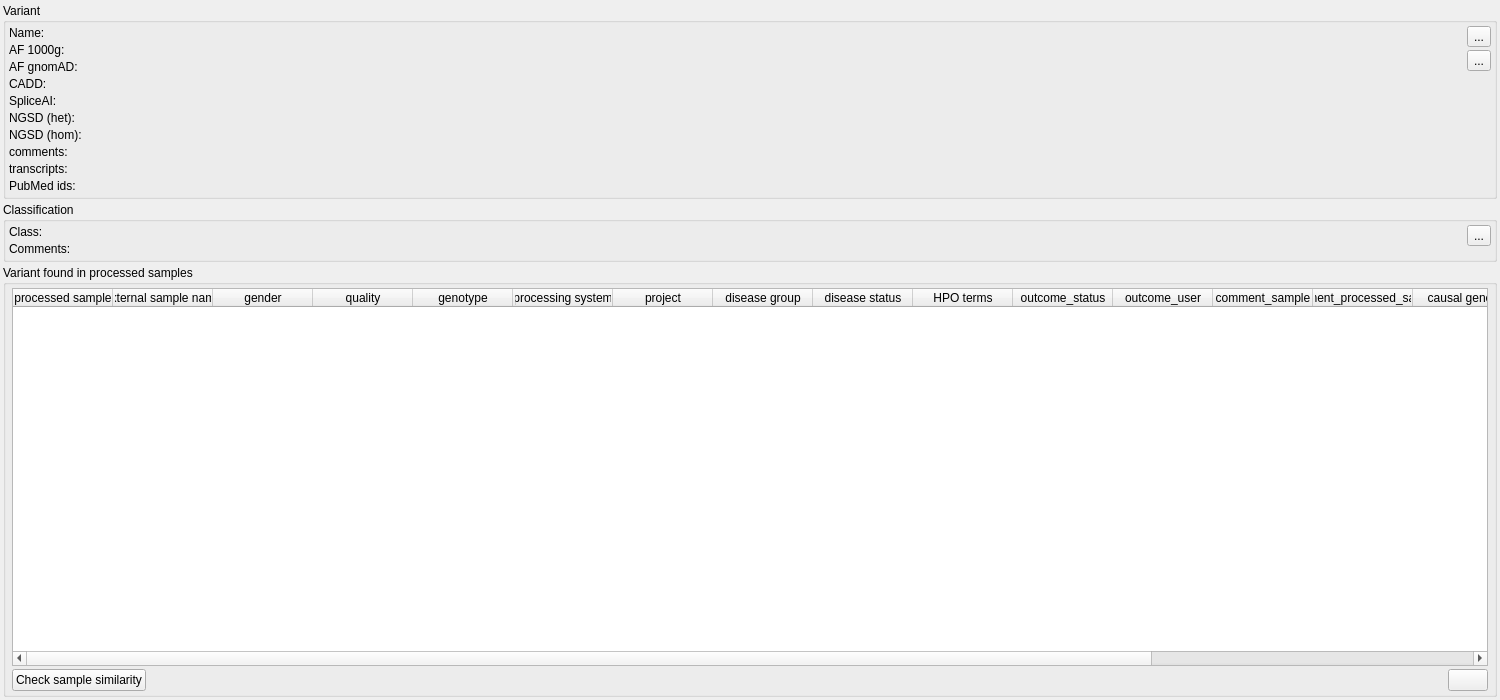
The window that src/GSvar/VariantWidget.ui (imgag/ngs-bits) describes before a commit, drawn with Qt 5.
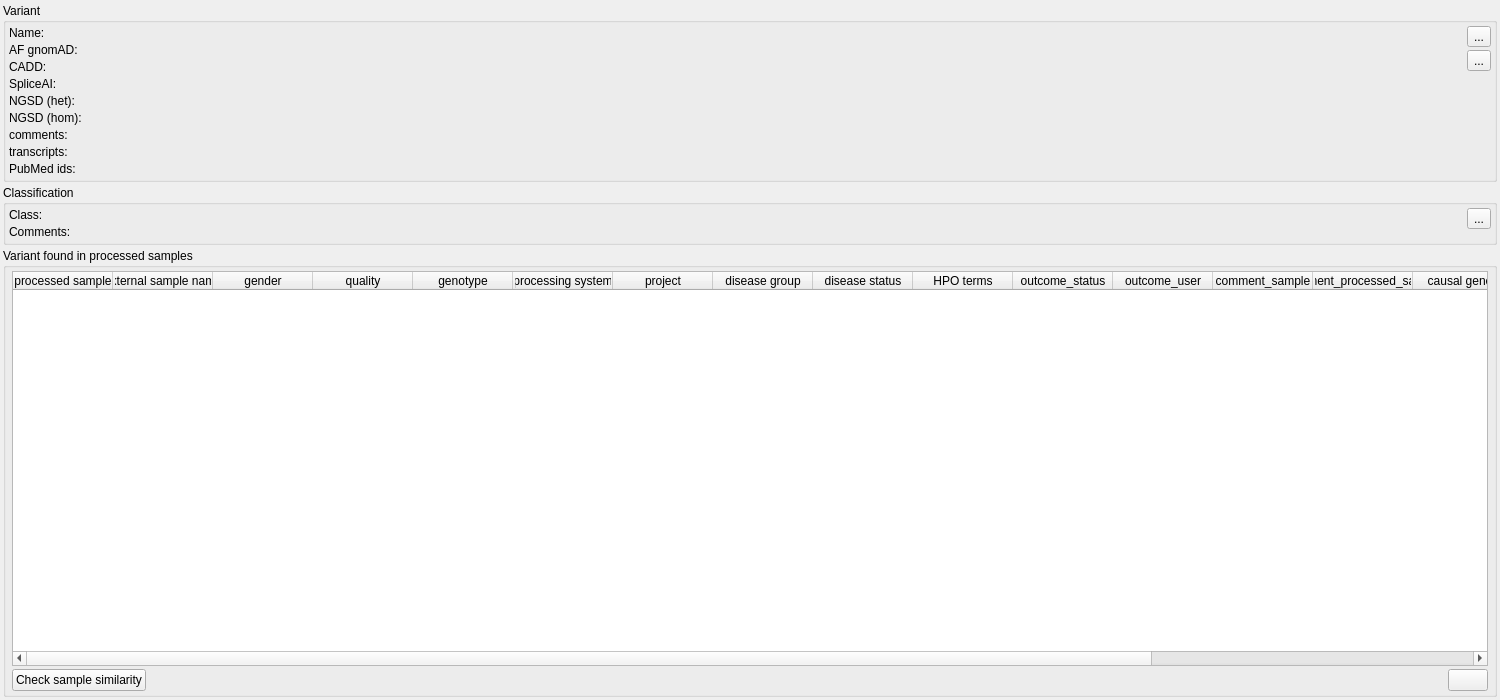
The same window after the commit. Icons and pictures are not drawn.

```diff
--- a/src/GSvar/VariantWidget.ui
+++ b/src/GSvar/VariantWidget.ui
@@ -103,29 +103,6 @@
          </widget>
         </item>
         <item row="1" column="0">
-         <widget class="QLabel" name="label">
-          <property name="text">
-           <string>AF 1000g:</string>
-          </property>
-          <property name="alignment">
-           <set>Qt::AlignLeading|Qt::AlignLeft|Qt::AlignTop</set>
-          </property>
-         </widget>
-        </item>
-        <item row="1" column="1">
-         <widget class="QLabel" name="af_tg">
-          <property name="text">
-           <string/>
-          </property>
-          <property name="openExternalLinks">
-           <bool>false</bool>
-          </property>
-          <property name="textInteractionFlags">
-           <set>Qt::LinksAccessibleByMouse|Qt::TextSelectableByMouse</set>
-          </property>
-         </widget>
-        </item>
-        <item row="2" column="0">
          <widget class="QLabel" name="label_4">
           <property name="text">
            <string>AF gnomAD:</string>
@@ -135,7 +112,7 @@
           </property>
          </widget>
         </item>
-        <item row="2" column="1">
+        <item row="1" column="1">
          <widget class="QLabel" name="af_gnomad">
           <property name="text">
            <string/>
@@ -148,63 +125,63 @@
           </property>
          </widget>
         </item>
-        <item row="3" column="0">
+        <item row="2" column="0">
          <widget class="QLabel" name="label_10">
           <property name="text">
            <string>CADD:</string>
           </property>
          </widget>
         </item>
-        <item row="3" column="1">
+        <item row="2" column="1">
          <widget class="QLabel" name="cadd">
           <property name="text">
            <string/>
           </property>
          </widget>
         </item>
-        <item row="4" column="0">
+        <item row="3" column="0">
          <widget class="QLabel" name="label_11">
           <property name="text">
            <string>SpliceAI:</string>
           </property>
          </widget>
         </item>
-        <item row="4" column="1">
+        <item row="3" column="1">
          <widget class="QLabel" name="spliceai">
           <property name="text">
            <string/>
           </property>
          </widget>
         </item>
-        <item row="5" column="0">
+        <item row="4" column="0">
          <widget class="QLabel" name="label_8">
           <property name="text">
            <string>NGSD (het):</string>
           </property>
          </widget>
         </item>
-        <item row="5" column="1">
+        <item row="4" column="1">
          <widget class="QLabel" name="ngsd_het">
           <property name="text">
            <string/>
           </property>
          </widget>
         </item>
-        <item row="6" column="0">
+        <item row="5" column="0">
          <widget class="QLabel" name="label_9">
           <property name="text">
            <string>NGSD (hom):</string>
           </property>
          </widget>
         </item>
-        <item row="6" column="1">
+        <item row="5" column="1">
          <widget class="QLabel" name="ngsd_hom">
           <property name="text">
            <string/>
           </property>
          </widget>
         </item>
-        <item row="7" column="0">
+        <item row="6" column="0">
          <widget class="QLabel" name="label_7">
           <property name="text">
            <string>comments:</string>
@@ -214,7 +191,7 @@
           </property>
          </widget>
         </item>
-        <item row="7" column="1">
+        <item row="6" column="1">
          <widget class="QLabel" name="comments">
           <property name="maximumSize">
            <size>
@@ -233,7 +210,7 @@
           </property>
          </widget>
         </item>
-        <item row="8" column="0">
+        <item row="7" column="0">
          <widget class="QLabel" name="label_6">
           <property name="text">
            <string>transcripts:</string>
@@ -243,7 +220,7 @@
           </property>
          </widget>
         </item>
-        <item row="8" column="1">
+        <item row="7" column="1">
          <widget class="QLabel" name="transcripts">
           <property name="text">
            <string/>
@@ -256,7 +233,7 @@
           </property>
          </widget>
         </item>
-        <item row="9" column="0">
+        <item row="8" column="0">
          <widget class="QLabel" name="label_12">
           <property name="text">
            <string>PubMed ids:</string>
@@ -266,7 +243,7 @@
           </property>
          </widget>
         </item>
-        <item row="9" column="1">
+        <item row="8" column="1">
          <widget class="QLabel" name="pubmed">
           <property name="text">
            <string/>
```
